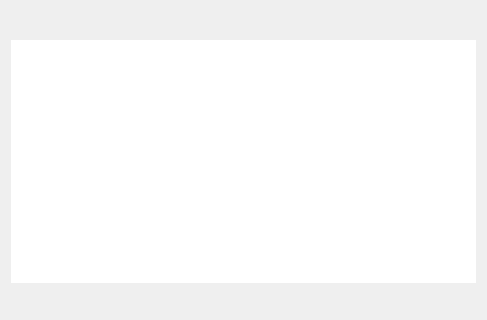
Old version of the form src/qt/forms/receiverequestdialog.ui in the repository NicoDFS/FGC-1.2.5; both pictures show x 0 to 487 and y 277 to 597 of the 487 by 597 pixel window.
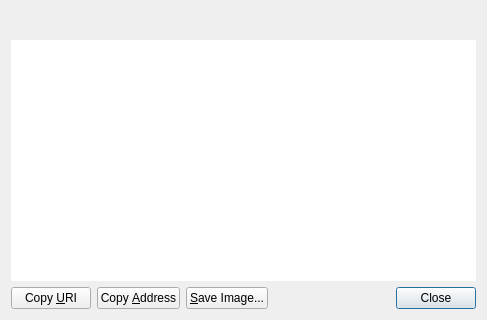
New version of the form. Custom widgets are drawn as their Qt base class.

The edit to the form file:
```diff
--- a/src/qt/forms/receiverequestdialog.ui
+++ b/src/qt/forms/receiverequestdialog.ui
@@ -70,9 +70,9 @@
    <item>
     <layout class="QHBoxLayout" name="horizontalLayout">
      <item>
-      <widget class="QtMaterialFlatButton" name="btnCopyURI" native="true">
-       <property name="text" stdset="0">
-        <string>Copy URI</string>
+      <widget class="QPushButton" name="btnCopyURI">
+       <property name="text">
+        <string>Copy &amp;URI</string>
        </property>
        <property name="autoDefault" stdset="0">
         <bool>false</bool>
@@ -80,9 +80,9 @@
       </widget>
      </item>
      <item>
-      <widget class="QtMaterialFlatButton" name="btnCopyAddress" native="true">
-       <property name="text" stdset="0">
-        <string>Copy Address</string>
+      <widget class="QPushButton" name="btnCopyAddress">
+       <property name="text">
+        <string>Copy &amp;Address</string>
        </property>
        <property name="autoDefault" stdset="0">
         <bool>false</bool>
@@ -90,9 +90,9 @@
       </widget>
      </item>
      <item>
-      <widget class="QtMaterialFlatButton" name="btnSaveAs" native="true">
-       <property name="text" stdset="0">
-        <string>Save Image...</string>
+      <widget class="QPushButton" name="btnSaveAs">
+       <property name="text">
+        <string>&amp;Save Image...</string>
        </property>
        <property name="autoDefault" stdset="0">
         <bool>false</bool>
@@ -113,9 +113,9 @@
       </spacer>
      </item>
      <item>
-      <widget class="QtMaterialFlatButton" name="closeButton" native="true">
-	  <property name="text" stdset="0">
-         <string>Close</string>
+      <widget class="QDialogButtonBox" name="buttonBox">
+       <property name="standardButtons">
+        <set>QDialogButtonBox::Close</set>
        </property>
       </widget>
      </item>
@@ -129,11 +129,6 @@
    <extends>QLabel</extends>
    <header>receiverequestdialog.h</header>
   </customwidget>
-  <customwidget>
-   <class>QtMaterialFlatButton</class>
-   <extends>QWidget</extends>
-   <header>qtmaterialflatbutton.h</header>
-  </customwidget>
  </customwidgets>
  <resources/>
  <connections/>
```
Left out of the diff: 41 changed lines with no effect on the pictures.
